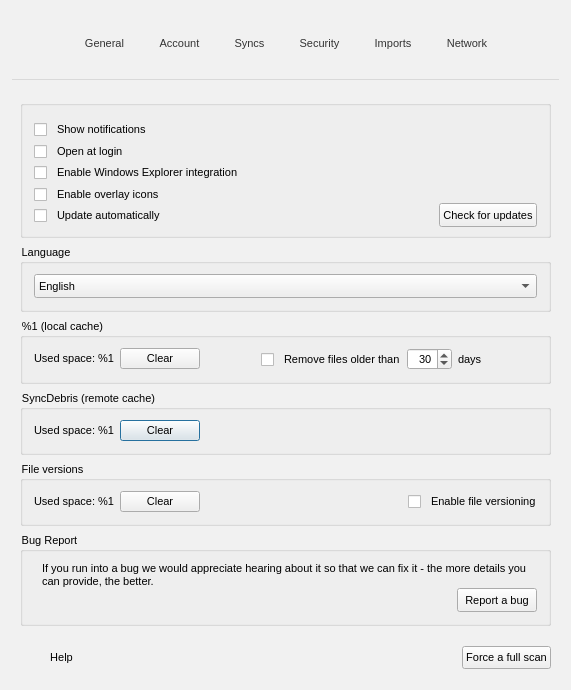
Before: the Qt Designer form src/MEGASync/gui/win/SettingsDialog.ui in meganz/MEGAsync, drawn with Qt 5.
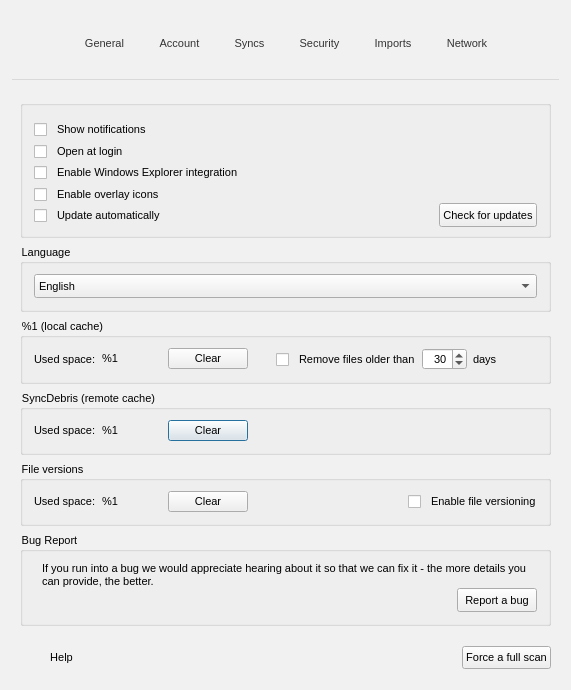
After: the same form once the commit is applied. Icons and pictures are not drawn. Custom widgets are drawn as their Qt base class.

Commit message:
Split Used Space labels in General pane for convenience
With macOS Form Layout implementation, into static and dynamic portions.

What changed in the file:
```diff
--- a/src/MEGASync/gui/win/SettingsDialog.ui
+++ b/src/MEGASync/gui/win/SettingsDialog.ui
@@ -784,19 +784,26 @@
           <string>%1 (local cache)</string>
          </property>
          <layout class="QHBoxLayout" name="horizontalLayout_112">
+          <item>
+           <widget class="QLabel" name="lCacheSizeStatic">
+            <property name="text">
+             <string>Used space:</string>
+            </property>
+           </widget>
+          </item>
           <item>
            <widget class="QLabel" name="lCacheSize">
-            <property name="sizePolicy">
-             <sizepolicy hsizetype="Preferred" vsizetype="Maximum">
-              <horstretch>0</horstretch>
-              <verstretch>0</verstretch>
-             </sizepolicy>
+            <property name="minimumSize">
+             <size>
+              <width>60</width>
+              <height>0</height>
+             </size>
             </property>
             <property name="focusPolicy">
              <enum>Qt::StrongFocus</enum>
             </property>
             <property name="text">
-             <string>Used space: %1</string>
+             <string>%1</string>
             </property>
            </widget>
           </item>
@@ -890,13 +897,26 @@
           <string>SyncDebris (remote cache)</string>
          </property>
          <layout class="QHBoxLayout" name="horizontalLayout_21">
+          <item>
+           <widget class="QLabel" name="lRemoteCacheSizeStatic">
+            <property name="text">
+             <string>Used space:</string>
+            </property>
+           </widget>
+          </item>
           <item>
            <widget class="QLabel" name="lRemoteCacheSize">
+            <property name="minimumSize">
+             <size>
+              <width>60</width>
+              <height>0</height>
+             </size>
+            </property>
             <property name="focusPolicy">
              <enum>Qt::StrongFocus</enum>
             </property>
             <property name="text">
-             <string>Used space: %1</string>
+             <string>%1</string>
             </property>
            </widget>
           </item>
@@ -929,10 +949,23 @@
           <string>File versions</string>
          </property>
          <layout class="QHBoxLayout" name="horizontalLayout_23">
+          <item>
+           <widget class="QLabel" name="lFileVersionsSizeStatic">
+            <property name="text">
+             <string>Used space:</string>
+            </property>
+           </widget>
+          </item>
           <item>
            <widget class="QLabel" name="lFileVersionsSize">
+            <property name="minimumSize">
+             <size>
+              <width>60</width>
+              <height>0</height>
+             </size>
+            </property>
             <property name="text">
-             <string>Used space: %1</string>
+             <string>%1</string>
             </property>
            </widget>
           </item>
```
The commit also changes 2 other files.
